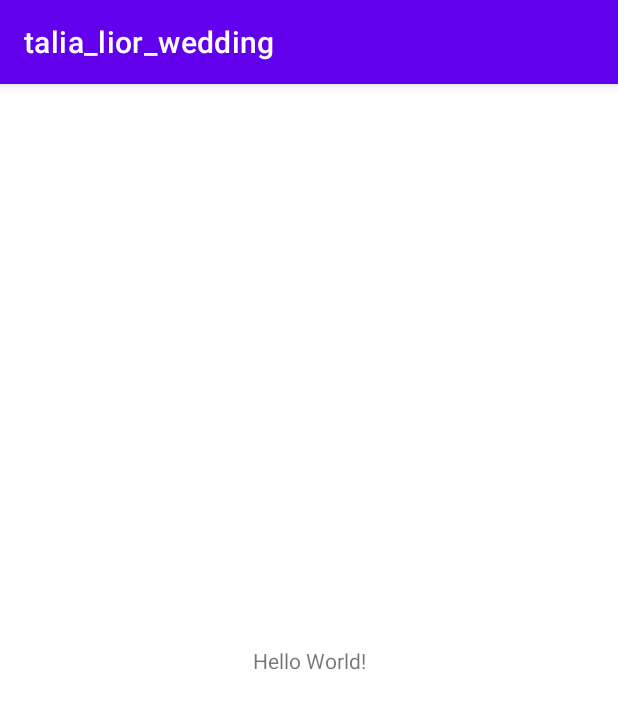
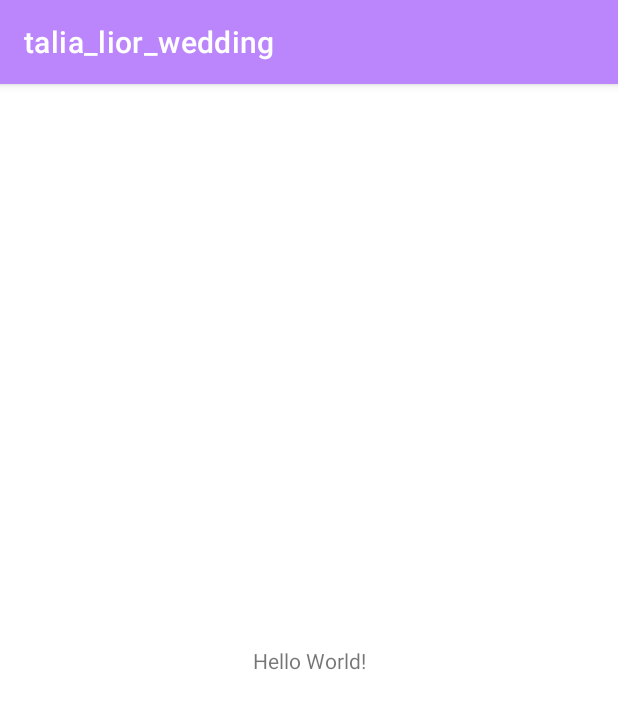
Before and after one commit to MishelK/T-L-Wedding, an Android app: the screen it shows after launch (MainActivity), on a phone screen of 412 x 824 dp. Shown: the top 709 px of the screen. Run offline under Robolectric (Android 15) with nearby library versions, the light colour scheme and no system bars.

Commit message:
Unified app theme under colors.xml

```diff
--- a/app/src/main/res/values-night/themes.xml
+++ b/app/src/main/res/values-night/themes.xml
@@ -1,14 +1,14 @@
 <resources xmlns:tools="http://schemas.android.com/tools">
     <!-- Base application theme. -->
-    <style name="Theme.Talia_lior_wedding" parent="Theme.MaterialComponents.DayNight.DarkActionBar">
+    <style name="Theme.Talia_lior_wedding" parent="Theme.MaterialComponents.Light.DarkActionBar">
         <!-- Primary brand color. -->
-        <item name="colorPrimary">@color/purple_200</item>
-        <item name="colorPrimaryVariant">@color/purple_700</item>
-        <item name="colorOnPrimary">@color/black</item>
+        <item name="colorPrimary">@color/colorPrimary</item>
+        <item name="colorPrimaryVariant">@color/colorPrimaryVariant</item>
+        <item name="colorOnPrimary">@color/colorOnPrimary</item>
         <!-- Secondary brand color. -->
-        <item name="colorSecondary">@color/teal_200</item>
-        <item name="colorSecondaryVariant">@color/teal_200</item>
-        <item name="colorOnSecondary">@color/black</item>
+        <item name="colorSecondary">@color/colorSecondary</item>
+        <item name="colorSecondaryVariant">@color/colorSecondaryVariant</item>
+        <item name="colorOnSecondary">@color/colorOnSecondary</item>
         <!-- Status bar color. -->
         <item name="android:statusBarColor" tools:targetApi="l">?attr/colorPrimaryVariant</item>
         <!-- Customize your theme here. -->
--- a/app/src/main/res/values/colors.xml
+++ b/app/src/main/res/values/colors.xml
@@ -1,5 +1,11 @@
 <?xml version="1.0" encoding="utf-8"?>
 <resources>
+    <color name="colorPrimary">#FFBB86FC</color>
+    <color name="colorPrimaryVariant">#FFBB86FC</color>
+    <color name="colorOnPrimary">#FFBB86FC</color>
+    <color name="colorSecondary">#FFBB86FC</color>
+    <color name="colorSecondaryVariant">#FFBB86FC</color>
+    <color name="colorOnSecondary">#FFBB86FC</color>
     <color name="purple_200">#FFBB86FC</color>
     <color name="purple_500">#FF6200EE</color>
     <color name="purple_700">#FF3700B3</color>
--- a/app/src/main/res/values/themes.xml
+++ b/app/src/main/res/values/themes.xml
@@ -1,14 +1,14 @@
 <resources xmlns:tools="http://schemas.android.com/tools">
     <!-- Base application theme. -->
-    <style name="Theme.Talia_lior_wedding" parent="Theme.MaterialComponents.DayNight.DarkActionBar">
+    <style name="Theme.Talia_lior_wedding" parent="Theme.MaterialComponents.Light.DarkActionBar">
         <!-- Primary brand color. -->
-        <item name="colorPrimary">@color/purple_500</item>
-        <item name="colorPrimaryVariant">@color/purple_700</item>
-        <item name="colorOnPrimary">@color/white</item>
+        <item name="colorPrimary">@color/colorPrimary</item>
+        <item name="colorPrimaryVariant">@color/colorPrimaryVariant</item>
+        <item name="colorOnPrimary">@color/colorOnPrimary</item>
         <!-- Secondary brand color. -->
-        <item name="colorSecondary">@color/teal_200</item>
-        <item name="colorSecondaryVariant">@color/teal_700</item>
-        <item name="colorOnSecondary">@color/black</item>
+        <item name="colorSecondary">@color/colorSecondary</item>
+        <item name="colorSecondaryVariant">@color/colorSecondaryVariant</item>
+        <item name="colorOnSecondary">@color/colorOnSecondary</item>
         <!-- Status bar color. -->
         <item name="android:statusBarColor" tools:targetApi="l">?attr/colorPrimaryVariant</item>
         <!-- Customize your theme here. -->
```
